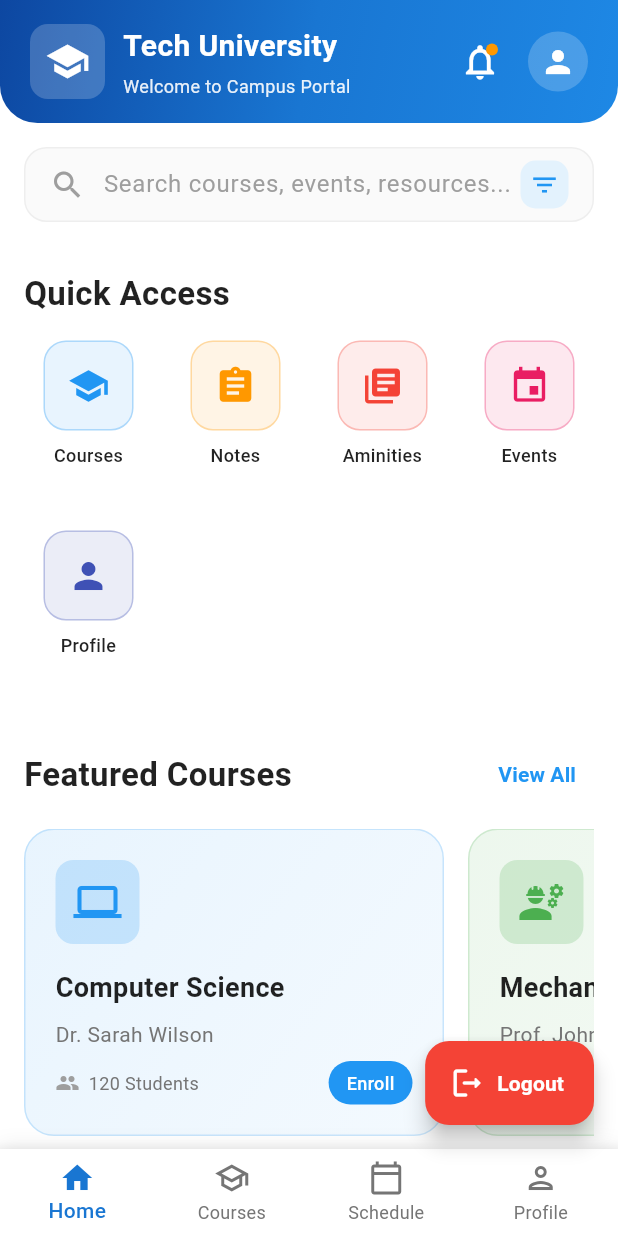
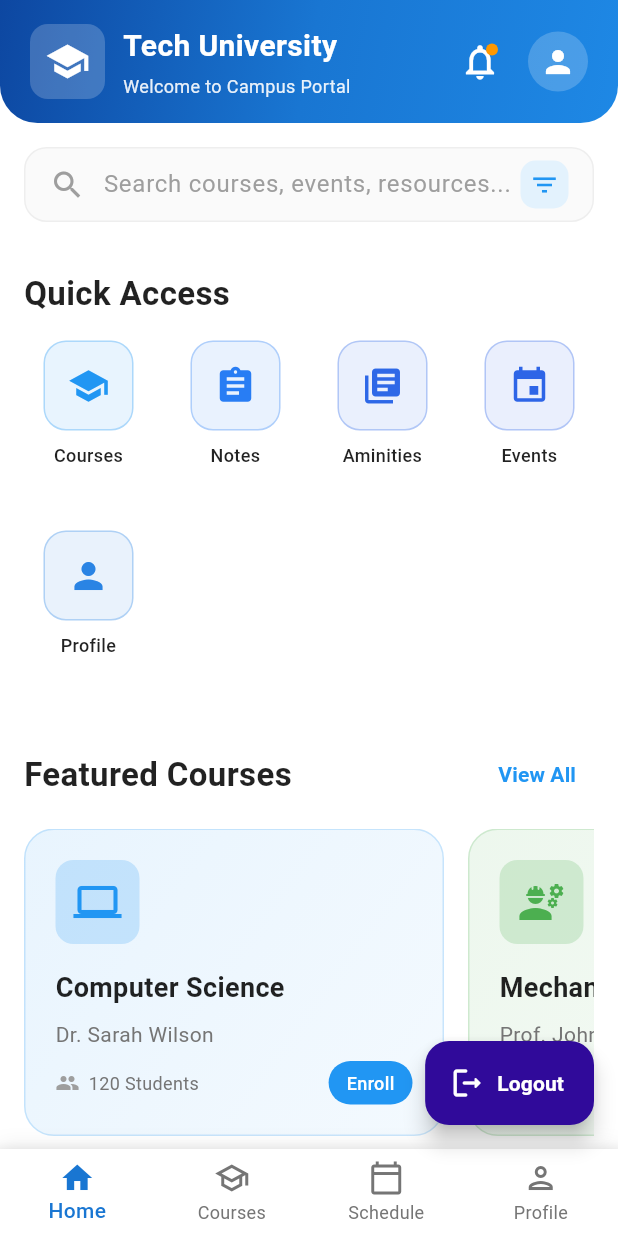
Before and after one commit to sinsiyacsinsiyac-max/flutter_application_1, a Flutter app: the CollegeHomeScreen screen opened directly, on a phone screen of 412 x 824 dp. Run offline on Flutter 3.47's test engine with Material 3 defaults, Android fonts, the phone set to English and light mode, and no system bars; our stand-ins replace cloud_firestore, file_picker, firebase_auth, firebase_core, image_picker, permission_handler and 1 more; missing offline and left inert: flutter_pdfview; accounts and stored records are empty.

Commit message:
new update

```diff
--- a/lib/Featurs/college/college_dashboard.dart
+++ b/lib/Featurs/college/college_dashboard.dart
@@ -63,7 +63,7 @@ class _CollegeHomeScreenState extends State<CollegeHomeScreen> {
   _authService.signOut();
   Navigator.pushAndRemoveUntil(context, MaterialPageRoute(builder: (context)=>LoginScreen()), (route) => false,);
   },
-  backgroundColor: Colors.red, // Changed to red for logout
+  backgroundColor: const Color.fromARGB(255, 48, 10, 154), // Changed to red for logout
   icon: const Icon(Icons.logout_rounded, color: Colors.white),
   label: const Text(
     'Logout',
@@ -230,20 +230,20 @@ class _CollegeHomeScreenState extends State<CollegeHomeScreen> {
                 onTap: (){
                 Navigator.push(context, MaterialPageRoute(builder: (context)=>NotesPapersPanel()));
               },
-              child: _buildActionItem(Icons.assignment, 'Notes', Colors.orange)),
+              child: _buildActionItem(Icons.assignment, 'Notes', const Color.fromARGB(255, 40, 125, 244))),
             // _buildActionItem(Icons.grade, 'Results', Colors.purple),
             GestureDetector(
                 onTap: (){
                 Navigator.push(context, MaterialPageRoute(builder: (context)=>CollegeAmenitiesPanel()));
               },
-              child: _buildActionItem(Icons.library_books, 'Aminities', Colors.red)),
+              child: _buildActionItem(Icons.library_books, 'Aminities', const Color.fromARGB(255, 46, 104, 231))),
             GestureDetector(
               onTap: (){
                 Navigator.push(context, MaterialPageRoute(builder: (context)=>CollegeEventsPanel()));
               },
-              child: _buildActionItem(Icons.event, 'Events', Colors.pink)),
+              child: _buildActionItem(Icons.event, 'Events', const Color.fromARGB(255, 46, 101, 231))),
             // _buildActionItem(Icons.download, 'Resources', Colors.teal),
-            _buildActionItem(Icons.person, 'Profile', Colors.indigo),
+            _buildActionItem(Icons.person, 'Profile', const Color.fromARGB(255, 42, 132, 228)),
           ],
         ),
       ],
```
